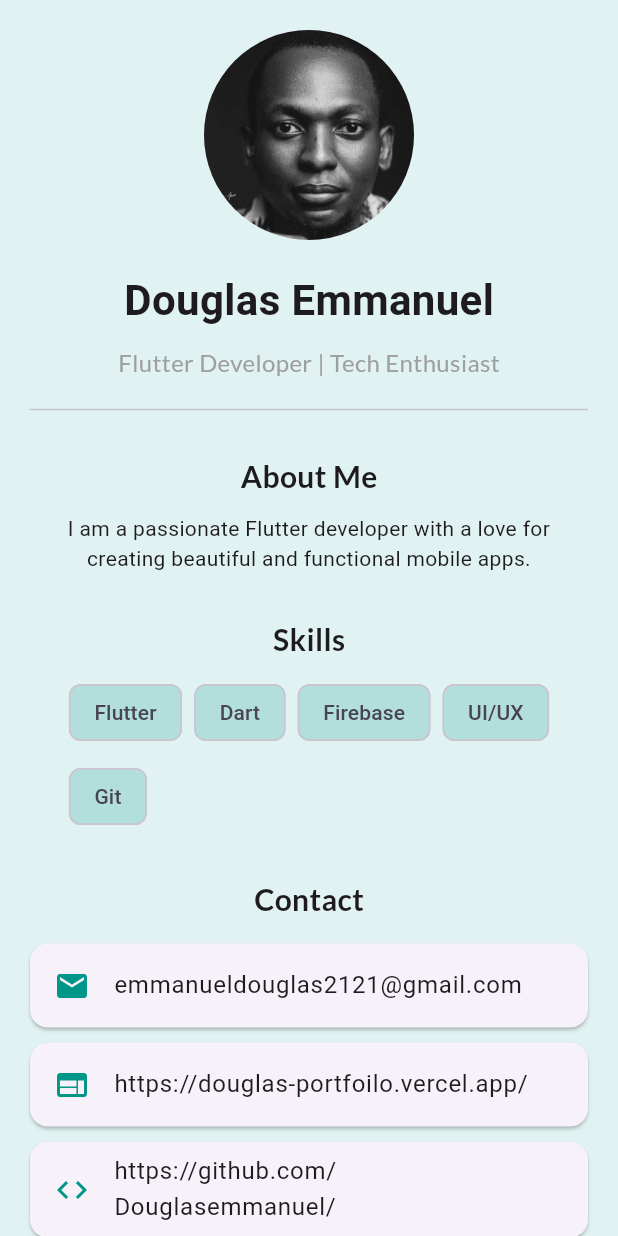
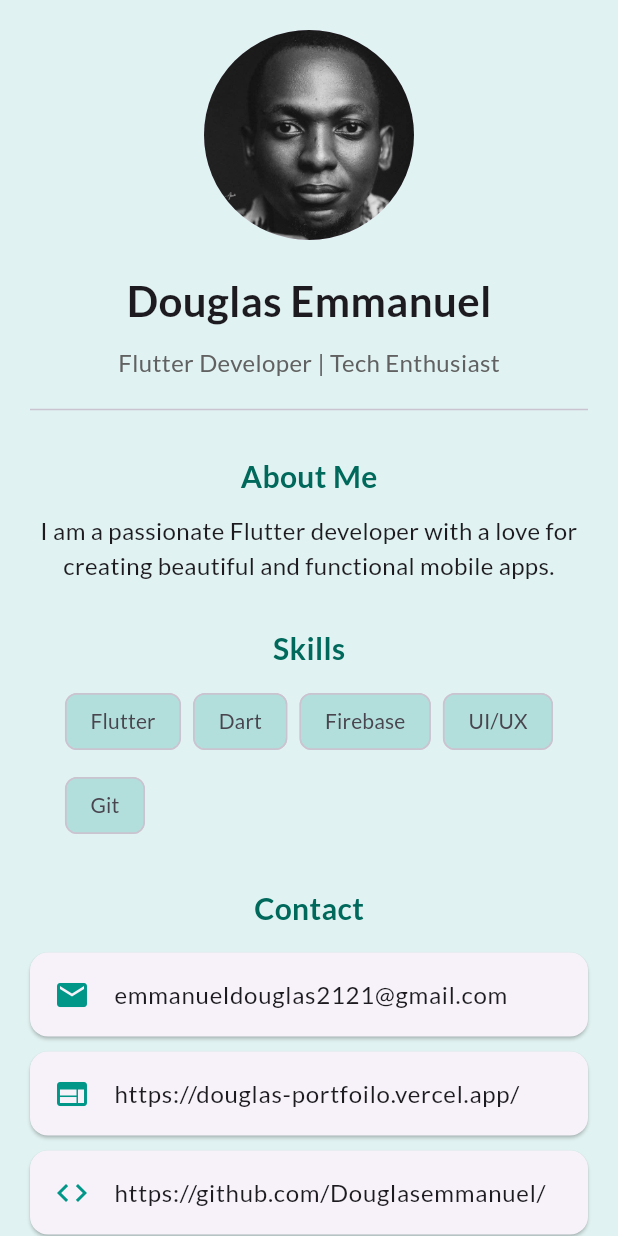
Before and after one commit to Douglasemmanuel/PERSONAL-PROFILE-APP, a Flutter app: the screen it shows after launch, on a phone screen of 412 x 824 dp. Run offline on Flutter 3.47's test engine with Material 3 defaults, Android fonts, the phone set to English and light mode, and no system bars; our stand-ins replace google_fonts.

Commit message:
added some changes

```diff
--- a/lib/main.dart
+++ b/lib/main.dart
@@ -1,5 +1,7 @@
 import 'package:flutter/material.dart';
 import 'package:google_fonts/google_fonts.dart';
+import 'package:url_launcher/url_launcher.dart';
+
 
 void main() {
   runApp(const MyApp());
@@ -15,6 +17,7 @@ class MyApp extends StatelessWidget {
       debugShowCheckedModeBanner: false,
       theme: ThemeData(
         primarySwatch: Colors.teal,
+        textTheme: GoogleFonts.latoTextTheme(), // apply globally if desired
       ),
       home: const ProfilePage(),
     );
@@ -36,38 +39,51 @@ class ProfilePage extends StatelessWidget {
             children: [
               const CircleAvatar(
                 radius: 70,
-                backgroundImage: AssetImage('assets/images/Douglas.jpeg'), // Add your image here
+                backgroundImage:
+                    AssetImage('assets/images/Douglas.jpeg'), // Add your image here
               ),
               const SizedBox(height: 20),
-              const Text(
+
+              // Fixed: removed const + applied GoogleFonts
+              Text(
                 'Douglas Emmanuel',
-                style: TextStyle(
+                style: GoogleFonts.lato(
                   fontSize: 28,
                   fontWeight: FontWeight.bold,
                 ),
               ),
               const SizedBox(height: 10),
-              const Text(
+
+              Text(
                 'Flutter Developer | Tech Enthusiast',
-                style:  GoogleFonts.lato(
+                style: GoogleFonts.lato(
                   fontSize: 16,
-                  color: Colors.grey,
+                  color: Colors.grey[700],
                 ),
               ),
               const Divider(height: 40, thickness: 1),
               _buildSectionTitle('About Me'),
-              const Text(
+
+              Text(
                 'I am a passionate Flutter developer with a love for creating beautiful and functional mobile apps.',
                 textAlign: TextAlign.center,
+                style: GoogleFonts.lato(fontSize: 16),
               ),
+
               const SizedBox(height: 20),
               _buildSectionTitle('Skills'),
               _buildSkillChips(['Flutter', 'Dart', 'Firebase', 'UI/UX', 'Git']),
               const SizedBox(height: 20),
               _buildSectionTitle('Contact'),
               _buildContactCard(Icons.email, 'emmanueldouglas2121@gmail.com'),
-              _buildContactCard(Icons.web, 'https://douglas-portfoilo.vercel.app/'),
-              _buildContactCard(Icons.code ,'https://github.com/Douglasemmanuel/'),
+              _buildContactCard(Icons.web,
+              'https://douglas-portfoilo.vercel.app/',
+               url: 'https://douglas-portfoilo.vercel.app/',
+              ),
+              _buildContactCard(Icons.code,
+              'https://github.com/Douglasemmanuel/',
+               url: 'https://github.com/Douglasemmanuel/',
+               ),
             ],
           ),
         ),
@@ -80,9 +96,10 @@ class ProfilePage extends StatelessWidget {
       padding: const EdgeInsets.symmetric(vertical: 10),
       child: Text(
         title,
-        style:  GoogleFonts.lato(
+        style: GoogleFonts.lato(
           fontSize: 20,
           fontWeight: FontWeight.bold,
+          color: Colors.teal[800],
         ),
       ),
     );
@@ -94,20 +111,37 @@ class ProfilePage extends StatelessWidget {
       runSpacing: 8,
       children: skills.map((skill) {
         return Chip(
-          label: Text(skill),
+          label: Text(
+            skill,
+            style: GoogleFonts.lato(),
+          ),
           backgroundColor: Colors.teal[100],
         );
       }).toList(),
     );
   }
 
-  Widget _buildContactCard(IconData icon, String content) {
+  Widget _buildContactCard(IconData icon, String content,{String? url}) {
     return Card(
       margin: const EdgeInsets.symmetric(vertical: 5),
       child: ListTile(
         leading: Icon(icon, color: Colors.teal),
-        title: Text(content),
+        title: Text(
+          content,
+          style: GoogleFonts.lato(fontSize: 16),
+        ),
+        onTap: url != null ? () => _launchURL(url) : null,
+
       ),
     );
   }
 }
+
+void _launchURL(String url) async {
+  final uri = Uri.parse(url);
+  if (await canLaunchUrl(uri)) {
+    await launchUrl(uri, mode: LaunchMode.externalApplication);
+  } else {
+    throw 'Could not launch $url';
+  }
+}
--- a/pubspec.yaml
+++ b/pubspec.yaml
@@ -35,6 +35,7 @@ dependencies:
   # Use with the CupertinoIcons class for iOS style icons.
   cupertino_icons: ^1.0.8
   google_fonts: ^6.2.1
+  url_launcher: ^6.2.5
 
 dev_dependencies:
   flutter_test:
```
Also changed, not shown: pubspec.lock, 8 other files.
